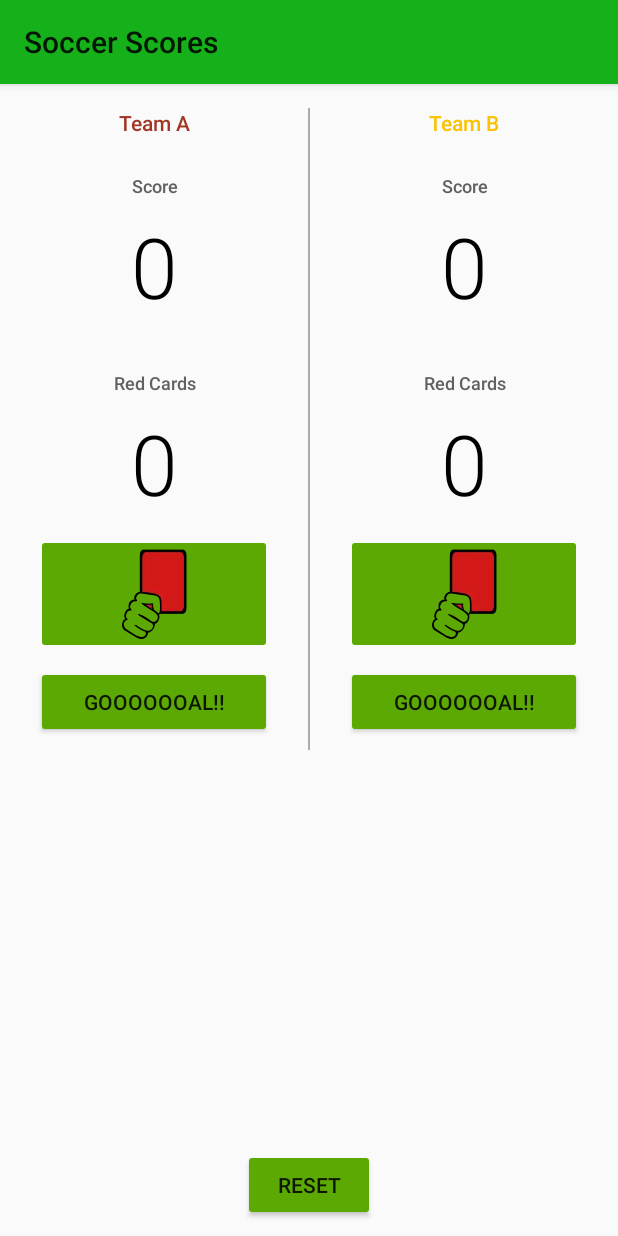
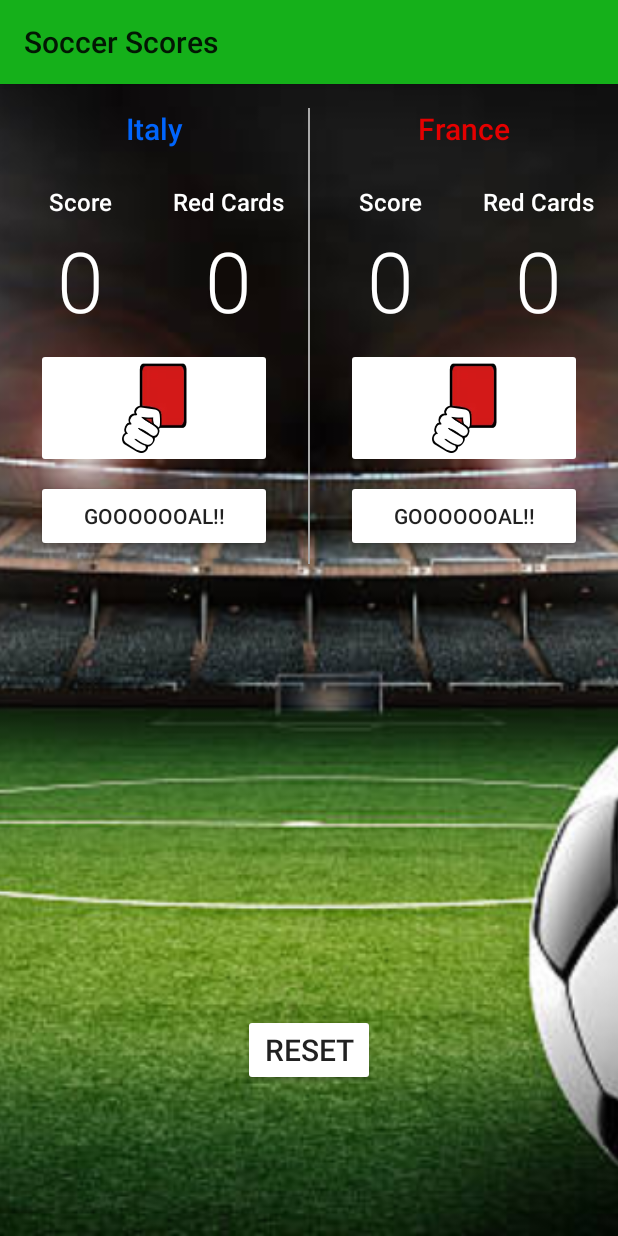
Before and after one commit to harryschmach/CourtCounter, an Android app: the screen it shows after launch (MainActivity), on a phone screen of 412 x 824 dp. Run offline under Robolectric (Android 15) with nearby library versions, the phone set to English and light mode, and no system bars.

Commit message:
Cool background! and some color changes

```diff
--- a/app/src/main/java/com/example/harryschmach/courtcounter/MainActivity.kt
+++ b/app/src/main/java/com/example/harryschmach/courtcounter/MainActivity.kt
@@ -59,7 +59,6 @@ class MainActivity : AppCompatActivity() {
         displayRedsTeamB(redsTeamB)
     }
 
-
     /**
      * Resets the score and red cards for both teams back to 0.
      */
--- a/app/src/main/res/layout/activity_main.xml
+++ b/app/src/main/res/layout/activity_main.xml
@@ -21,6 +21,19 @@
     android:layout_height="match_parent"
     tools:context=".MainActivity">
 
+    <!--<ImageView-->
+        <!--android:layout_width="match_parent"-->
+        <!--android:layout_height="match_parent"-->
+
+        <!--android:src="@drawable/soccerfieldtransparant2"-->
+        <!--android:scaleType="centerCrop"/>-->
+    <ImageView
+        android:layout_width="match_parent"
+        android:layout_height="match_parent"
+
+        android:src="@drawable/lightedfield"
+        android:scaleType="centerCrop"/>
+
     <LinearLayout
         android:layout_width="match_parent"
         android:layout_height="wrap_content"
@@ -37,20 +50,31 @@
                 android:layout_height="wrap_content"
                 android:fontFamily="sans-serif-medium"
                 android:gravity="center"
-                android:padding="16dp"
-                android:text="Team A"
-                android:textColor="#a03623"
-                android:textSize="14sp" />
+                android:padding="@dimen/team_name_padding"
+                android:text="Italy"
+                android:textColor="#0165fc"
+                android:textSize="@dimen/team_text_size" />
 
+            <LinearLayout
+                android:layout_width="match_parent"
+                android:layout_height="wrap_content"
+                android:orientation="horizontal"
+                android:padding="@dimen/top_pad_numeric"
+                >
+                <LinearLayout
+                    android:layout_width="0dp"
+                    android:layout_height="wrap_content"
+                    android:orientation="vertical"
+                    android:layout_weight="1">
                     <TextView
                         android:layout_width="match_parent"
                         android:layout_height="wrap_content"
                         android:fontFamily="sans-serif-medium"
                         android:gravity="center"
-                android:padding="8dp"
+                        android:padding="@dimen/top_pad_numeric"
                         android:text="Score"
-                android:textColor="#616161"
-                android:textSize="12sp" />
+                        android:textColor="@android:color/white"
+                        android:textSize="@dimen/sub_data_text_size" />
 
                     <TextView
                         android:id="@+id/team_a_score"
@@ -58,20 +82,26 @@
                         android:layout_height="wrap_content"
                         android:fontFamily="sans-serif-light"
                         android:gravity="center"
-                android:paddingBottom="24dp"
+                        android:paddingBottom="@dimen/top_pad_numeric"
                         android:text="0"
-                android:textColor="#000000"
-                android:textSize="56sp" />
+                        android:textColor="@android:color/white"
+                        android:textSize="@dimen/value_text_size" />
+                </LinearLayout>
 
+                <LinearLayout
+                    android:layout_width="0dp"
+                    android:layout_height="wrap_content"
+                    android:orientation="vertical"
+                    android:layout_weight="1">
                     <TextView
                         android:layout_width="match_parent"
                         android:layout_height="wrap_content"
                         android:fontFamily="sans-serif-medium"
                         android:gravity="center"
-                android:padding="8dp"
+                        android:padding="@dimen/top_pad_numeric"
                         android:text="Red Cards"
-                android:textColor="#616161"
-                android:textSize="12sp" />
+                        android:textColor="@android:color/white"
+                        android:textSize="@dimen/sub_data_text_size" />
 
                     <TextView
                         android:id="@+id/team_a_reds"
@@ -79,10 +109,14 @@
                         android:layout_height="wrap_content"
                         android:fontFamily="sans-serif-light"
                         android:gravity="center"
-                android:paddingBottom="10dp"
+                        android:paddingBottom="@dimen/top_pad_numeric"
                         android:text="0"
-                android:textColor="#000000"
-                android:textSize="56sp" />
+                        android:textColor="@android:color/white"
+                        android:textSize="@dimen/value_text_size" />
+                </LinearLayout>
+
+            </LinearLayout>
+
 
             <ImageButton
                 android:layout_width="wrap_content"
@@ -114,7 +148,7 @@
 
         <LinearLayout
             android:layout_width="0dp"
-            android:layout_height="match_parent"
+            android:layout_height="wrap_content"
             android:layout_weight="1"
             android:orientation="vertical">
 
@@ -123,20 +157,32 @@
                 android:layout_height="wrap_content"
                 android:fontFamily="sans-serif-medium"
                 android:gravity="center"
-                android:padding="16dp"
-                android:text="Team B"
-                android:textColor="#fac205"
-                android:textSize="14sp" />
+                android:padding="@dimen/team_name_padding"
+                android:text="France"
+                android:textColor="#e50000"
+                android:textSize="@dimen/team_text_size" />
+
+            <LinearLayout
+                android:layout_width="match_parent"
+                android:layout_height="wrap_content"
+                android:orientation="horizontal"
+                android:padding="@dimen/top_pad_numeric">
+
+                <LinearLayout
+                    android:layout_width="0dp"
+                    android:layout_height="wrap_content"
+                    android:layout_weight="1"
+                    android:orientation="vertical">
 
                     <TextView
                         android:layout_width="match_parent"
                         android:layout_height="wrap_content"
                         android:fontFamily="sans-serif-medium"
                         android:gravity="center"
-                android:padding="8dp"
+                        android:padding="@dimen/top_pad_numeric"
                         android:text="Score"
-                android:textColor="#616161"
-                android:textSize="12sp" />
+                        android:textColor="@android:color/white"
+                        android:textSize="@dimen/sub_data_text_size" />
 
                     <TextView
                         android:id="@+id/team_b_score"
@@ -144,20 +190,26 @@
                         android:layout_height="wrap_content"
                         android:fontFamily="sans-serif-light"
                         android:gravity="center"
-                android:paddingBottom="24dp"
+                        android:paddingBottom="@dimen/top_pad_numeric"
                         android:text="0"
-                android:textColor="#000000"
-                android:textSize="56sp" />
+                        android:textColor="@android:color/white"
+                        android:textSize="@dimen/value_text_size" />
+                </LinearLayout>
 
+                <LinearLayout
+                    android:layout_width="0dp"
+                    android:layout_height="wrap_content"
+                    android:layout_weight="1"
+                    android:orientation="vertical">
                     <TextView
                         android:layout_width="match_parent"
                         android:layout_height="wrap_content"
                         android:fontFamily="sans-serif-medium"
                         android:gravity="center"
-                android:padding="8dp"
+                        android:padding="@dimen/top_pad_numeric"
                         android:text="Red Cards"
-                android:textColor="#616161"
-                android:textSize="12sp" />
+                        android:textColor="@android:color/white"
+                        android:textSize="@dimen/sub_data_text_size" />
 
                     <TextView
                         android:id="@+id/team_b_reds"
@@ -165,10 +217,16 @@
                         android:layout_height="wrap_content"
                         android:fontFamily="sans-serif-light"
                         android:gravity="center"
-                android:paddingBottom="10dp"
+                        android:paddingBottom="@dimen/top_pad_numeric"
                         android:text="0"
-                android:textColor="#000000"
-                android:textSize="56sp" />
+                        android:textColor="@android:color/white"
+                        android:textSize="@dimen/value_text_size" />
+                </LinearLayout>
+
+
+
+            </LinearLayout>
+
 
             <ImageButton
                 android:layout_width="wrap_content"
@@ -198,9 +256,10 @@
         android:layout_height="wrap_content"
         android:layout_alignParentBottom="true"
         android:layout_centerHorizontal="true"
-        android:layout_marginBottom="10dp"
-        android:layout_marginTop="32dp"
+        android:layout_marginBottom="100dp"
+        android:layout_marginTop="@dimen/top_pad_numeric"
         android:onClick="resetScore"
-        android:text="Reset" />
+        android:text="Reset"
+        android:textSize="@dimen/team_text_size"/>
 
 </RelativeLayout>
--- /dev/null
+++ b/app/src/main/res/values/dimens.xml
@@ -0,0 +1,8 @@
+<?xml version="1.0" encoding="utf-8"?>
+<resources>
+    <dimen name="team_text_size">20sp</dimen>
+    <dimen name="sub_data_text_size">16sp</dimen>
+    <dimen name="value_text_size">56sp</dimen>
+    <dimen name="top_pad_numeric">4dp</dimen>
+    <dimen name="team_name_padding">16dp</dimen>
+</resources>
--- a/app/src/main/res/values/styles.xml
+++ b/app/src/main/res/values/styles.xml
@@ -23,7 +23,7 @@
         <!-- Primary dark theme color of the app (sets color of status bar) -->
         <item name="colorPrimaryDark">#40a368</item>
         <!-- Background color of buttons in the app -->
-        <item name="colorButtonNormal">#5ca904</item>
+        <item name="colorButtonNormal">#ffffff</item>
     </style>
 
 </resources>
```
Also changed, not shown: app/src/main/res/drawable/lightedfield.jpg (added), app/src/main/res/drawable/soccerfieldtransparant2.png (added). Lines whose indentation alone changed are shown as unchanged.
